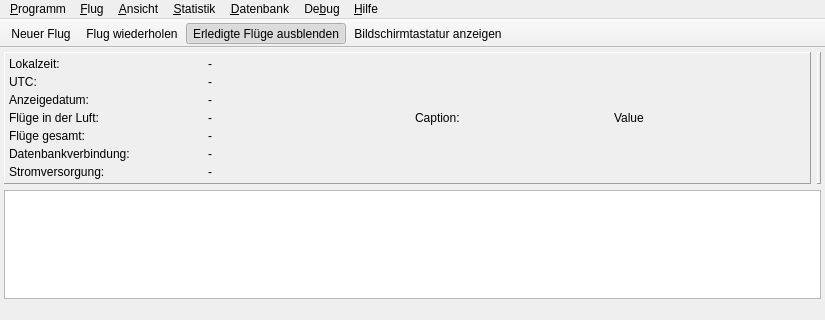
startkladde/startkladde, file src/gui/windows/MainWindow.ui: the form before one commit; both pictures show x 0 to 825 and y 0 to 320 of the 825 by 657 pixel window.
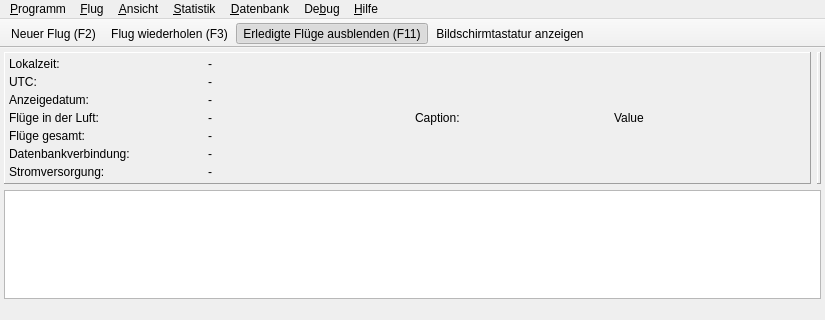
The form after the commit. Icons and pictures are not drawn. Custom widgets are drawn as their Qt base class.

Commit message: Added MainWindow function key shortcuts to menu entries texts Changed F10 from "Quit" to "Select display date"

The edit to the form file:
```diff
--- a/src/gui/windows/MainWindow.ui
+++ b/src/gui/windows/MainWindow.ui
@@ -548,7 +548,10 @@
   </action>
   <action name="actionNew">
    <property name="text">
-    <string>&amp;Neuer Flug...</string>
+    <string>&amp;Neuer Flug... (F2)</string>
+   </property>
+   <property name="toolTip">
+    <string>Neuer Flug (F2)</string>
    </property>
    <property name="shortcut">
     <string>Ctrl+N</string>
@@ -588,10 +591,10 @@
   </action>
   <action name="actionRepeat">
    <property name="text">
-    <string>Wiederh&amp;olen...</string>
+    <string>Wiederh&amp;olen... (F3)</string>
    </property>
    <property name="iconText">
-    <string>Flug wiederholen</string>
+    <string>Flug wiederholen (F3)</string>
    </property>
    <property name="toolTip">
     <string>Flug wiederholen</string>
@@ -634,7 +637,7 @@
     <bool>true</bool>
    </property>
    <property name="text">
-    <string>Er&amp;ledigte Flüge ausblenden</string>
+    <string>Er&amp;ledigte Flüge ausblenden (F11)</string>
    </property>
    <property name="shortcut">
     <string>Ctrl+A</string>
```
Left out of the diff: 35 changed lines with no effect on the pictures. The commit also changes 2 other files.
